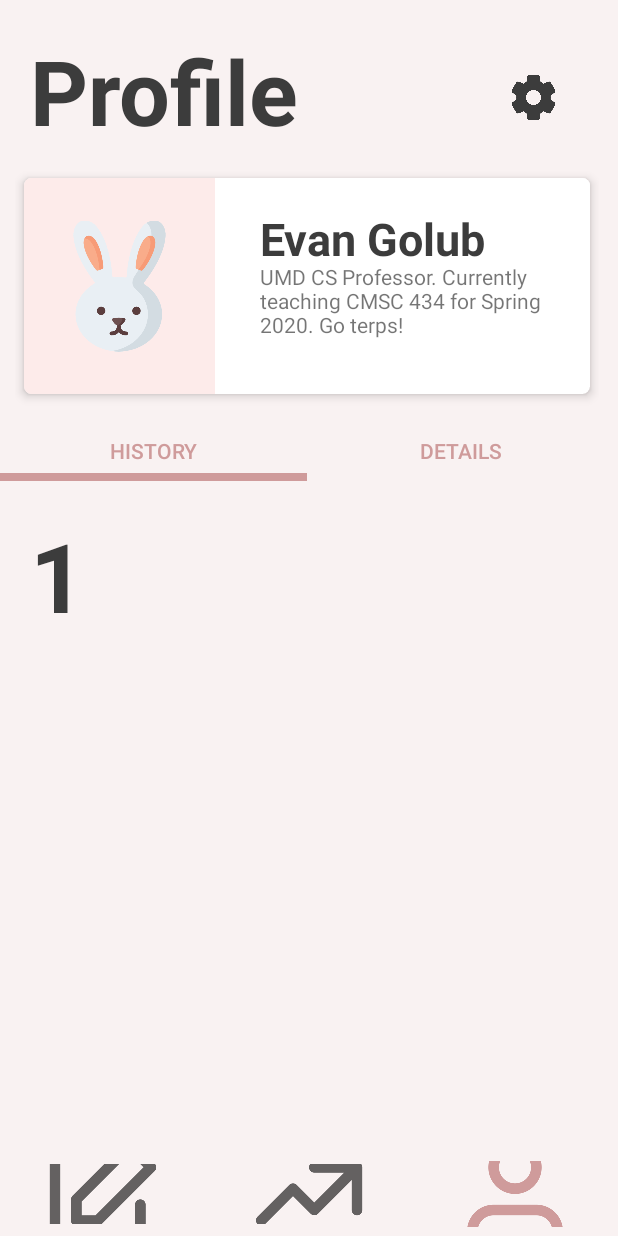
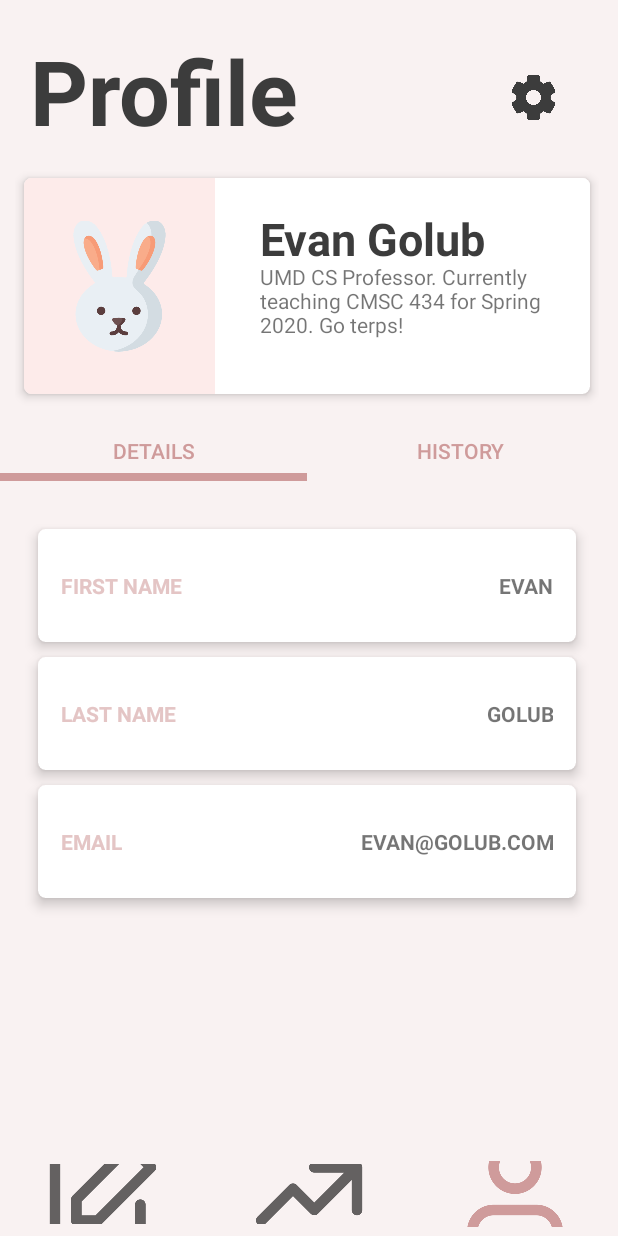
Before and after one commit to chichiben/Habit-Rabbit, an Android app: the screen it shows after launch (MainActivity), item 3 of the bottom bar chosen, on a phone screen of 412 x 824 dp. Run offline under Robolectric (Android 15) with nearby library versions, the phone set to English and light mode, and no system bars; our stand-ins replace navigation-ui.

Commit message:
profile page completed, left out history page for now until backend is developed further

```diff
--- a/app/src/main/java/com/example/habitrabbit/ui/ProfileFragment.kt
+++ b/app/src/main/java/com/example/habitrabbit/ui/ProfileFragment.kt
@@ -45,7 +45,7 @@ class DemoCollectionPagerAdapter(fm: FragmentManager) : FragmentStatePagerAdapte
     override fun getCount(): Int  = 2
 
     override fun getItem(i: Int): Fragment {
-        val fragment = DemoObjectFragment()
+        val fragment = DemoObjectFragment(i)
         fragment.arguments = Bundle().apply {
             // Our object is just an integer :-P
             putInt(ARG_OBJECT, i + 1)
@@ -54,7 +54,7 @@ class DemoCollectionPagerAdapter(fm: FragmentManager) : FragmentStatePagerAdapte
     }
 
     override fun getPageTitle(position: Int): CharSequence {
-        if (position == 1) {
+        if (position == 0) {
             return "DETAILS"
         } else {
             return "HISTORY"
@@ -66,18 +66,28 @@ private const val ARG_OBJECT = "object"
 
 // Instances of this class are fragments representing a single
 // object in our collection.
-class DemoObjectFragment : Fragment() {
+class DemoObjectFragment(private val position: Int) : Fragment() {
 
     override fun onCreateView(inflater: LayoutInflater,
                               container: ViewGroup?,
                               savedInstanceState: Bundle?): View {
-        return inflater.inflate(R.layout.fragment_progress, container, false)
+        return if (position == 0) {
+            println("Profile Details Page")
+            inflater.inflate(R.layout.fragment_profile_details, container, false)
+
+        } else {
+            println("Profile History Page")
+            inflater.inflate(R.layout.fragment_profile_history, container, false)
+        }
     }
 
     override fun onViewCreated(view: View, savedInstanceState: Bundle?) {
+        /*
         arguments?.takeIf { it.containsKey(ARG_OBJECT) }?.apply {
             val textView: TextView = view.findViewById(R.id.title2)
             textView.text = getInt(ARG_OBJECT).toString()
         }
+        */
+
     }
 }
--- /dev/null
+++ b/app/src/main/res/layout/fragment_profile_details.xml
@@ -0,0 +1,155 @@
+<?xml version="1.0" encoding="utf-8"?>
+<androidx.constraintlayout.widget.ConstraintLayout xmlns:android="http://schemas.android.com/apk/res/android"
+    xmlns:app="http://schemas.android.com/apk/res-auto"
+    xmlns:tools="http://schemas.android.com/tools"
+    android:id="@+id/profileDetailsLayout"
+    android:layout_width="match_parent"
+    android:layout_height="match_parent"
+    android:background="#F9F2F2">
+
+    <androidx.constraintlayout.widget.Guideline
+        android:id="@+id/guideline"
+        android:layout_width="wrap_content"
+        android:layout_height="wrap_content"
+        android:orientation="horizontal"
+        app:layout_constraintGuide_percent="0.5" />
+
+    <androidx.constraintlayout.widget.Guideline
+        android:id="@+id/guideline2"
+        android:layout_width="wrap_content"
+        android:layout_height="wrap_content"
+        android:orientation="vertical"
+        app:layout_constraintGuide_percent="0.5" />
+
+    <LinearLayout
+        android:layout_width="match_parent"
+        android:layout_height="wrap_content"
+        android:orientation="vertical"
+        app:layout_constraintBottom_toBottomOf="parent"
+        app:layout_constraintTop_toTopOf="parent"
+        tools:layout_editor_absoluteX="5dp">
+
+        <androidx.cardview.widget.CardView
+            android:layout_width="match_parent"
+            android:layout_height="75dp"
+            android:layout_marginLeft="25dp"
+            android:layout_marginTop="20dp"
+            android:layout_marginRight="25dp"
+            android:layout_marginBottom="10dp"
+            android:clickable="true"
+            app:cardCornerRadius="5dp"
+            app:cardElevation="5dp">
+
+            <LinearLayout
+                android:layout_width="match_parent"
+                android:layout_height="match_parent"
+                android:orientation="horizontal">
+
+                <androidx.constraintlayout.widget.Guideline
+                    android:id="@+id/guideline6"
+                    android:layout_width="wrap_content"
+                    android:layout_height="wrap_content"
+                    android:layout_weight="1"
+                    android:orientation="vertical" />
+
+                <TextView
+                    android:id="@+id/textView8"
+                    android:layout_width="wrap_content"
+                    android:layout_height="match_parent"
+                    android:layout_marginLeft="15dp"
+                    android:gravity="center_vertical"
+                    android:text="FIRST NAME"
+                    android:textColor="#E4C5C5"
+                    android:textStyle="bold" />
+
+                <TextView
+                    android:id="@+id/textView13"
+                    android:layout_width="wrap_content"
+                    android:layout_height="wrap_content"
+                    android:layout_marginRight="15dp"
+                    android:layout_weight="1"
+                    android:gravity="right"
+                    android:text="EVAN"
+                    android:textStyle="bold" />
+            </LinearLayout>
+
+        </androidx.cardview.widget.CardView>
+
+        <androidx.cardview.widget.CardView
+            android:layout_width="match_parent"
+            android:layout_height="75dp"
+            android:layout_marginLeft="25dp"
+            android:layout_marginRight="25dp"
+            android:layout_marginBottom="10dp"
+            android:clickable="true"
+            app:cardCornerRadius="5dp"
+            app:cardElevation="5dp">
+
+            <LinearLayout
+                android:layout_width="match_parent"
+                android:layout_height="match_parent"
+                android:orientation="horizontal">
+
+                <TextView
+                    android:id="@+id/textView9"
+                    android:layout_width="wrap_content"
+                    android:layout_height="match_parent"
+                    android:layout_marginLeft="15dp"
+                    android:gravity="center_vertical"
+                    android:text="LAST NAME"
+                    android:textColor="#E4C5C5"
+                    android:textStyle="bold" />
+
+                <TextView
+                    android:id="@+id/textView14"
+                    android:layout_width="wrap_content"
+                    android:layout_height="wrap_content"
+                    android:layout_marginRight="15dp"
+                    android:layout_weight="1"
+                    android:gravity="right"
+                    android:text="GOLUB"
+                    android:textStyle="bold" />
+            </LinearLayout>
+
+        </androidx.cardview.widget.CardView>
+
+        <androidx.cardview.widget.CardView
+            android:layout_width="match_parent"
+            android:layout_height="75dp"
+            android:layout_marginLeft="25dp"
+            android:layout_marginRight="25dp"
+            android:layout_marginBottom="20dp"
+            android:clickable="true"
+            app:cardCornerRadius="5dp"
+            app:cardElevation="5dp">
+
+            <LinearLayout
+                android:layout_width="match_parent"
+                android:layout_height="match_parent"
+                android:orientation="horizontal">
+
+                <TextView
+                    android:id="@+id/textView12"
+                    android:layout_width="wrap_content"
+                    android:layout_height="match_parent"
+                    android:layout_marginLeft="15dp"
+                    android:gravity="center_vertical"
+                    android:text="EMAIL"
+                    android:textColor="#E4C5C5"
+                    android:textStyle="bold" />
+
+                <TextView
+                    android:id="@+id/textView15"
+                    android:layout_width="wrap_content"
+                    android:layout_height="wrap_content"
+                    android:layout_marginRight="15dp"
+                    android:layout_weight="1"
+                    android:gravity="right"
+                    android:text="EVAN@GOLUB.COM"
+                    android:textStyle="bold" />
+            </LinearLayout>
+
+        </androidx.cardview.widget.CardView>
+    </LinearLayout>
+
+</androidx.constraintlayout.widget.ConstraintLayout>
--- /dev/null
+++ b/app/src/main/res/layout/fragment_profile_history.xml
@@ -0,0 +1,35 @@
+<?xml version="1.0" encoding="utf-8"?>
+<androidx.constraintlayout.widget.ConstraintLayout
+    xmlns:android="http://schemas.android.com/apk/res/android"
+    xmlns:app="http://schemas.android.com/apk/res-auto"
+    xmlns:tools="http://schemas.android.com/tools"
+    android:layout_width="match_parent"
+    android:layout_height="match_parent">
+
+    <androidx.constraintlayout.widget.Guideline
+        android:id="@+id/guideline3"
+        android:layout_width="wrap_content"
+        android:layout_height="wrap_content"
+        android:orientation="horizontal"
+        app:layout_constraintGuide_percent="0.5" />
+
+    <androidx.constraintlayout.widget.Guideline
+        android:id="@+id/guideline4"
+        android:layout_width="wrap_content"
+        android:layout_height="wrap_content"
+        android:orientation="vertical"
+        app:layout_constraintGuide_percent="0.5" />
+
+    <TextView
+        android:id="@+id/textView11"
+        android:layout_width="wrap_content"
+        android:layout_height="wrap_content"
+        android:layout_alignParentStart="true"
+        android:layout_alignParentLeft="true"
+        android:text="Profile History Fragment"
+        app:layout_constraintBottom_toBottomOf="parent"
+        app:layout_constraintEnd_toEndOf="parent"
+        app:layout_constraintStart_toStartOf="parent"
+        app:layout_constraintTop_toTopOf="parent" />
+
+</androidx.constraintlayout.widget.ConstraintLayout>
```
